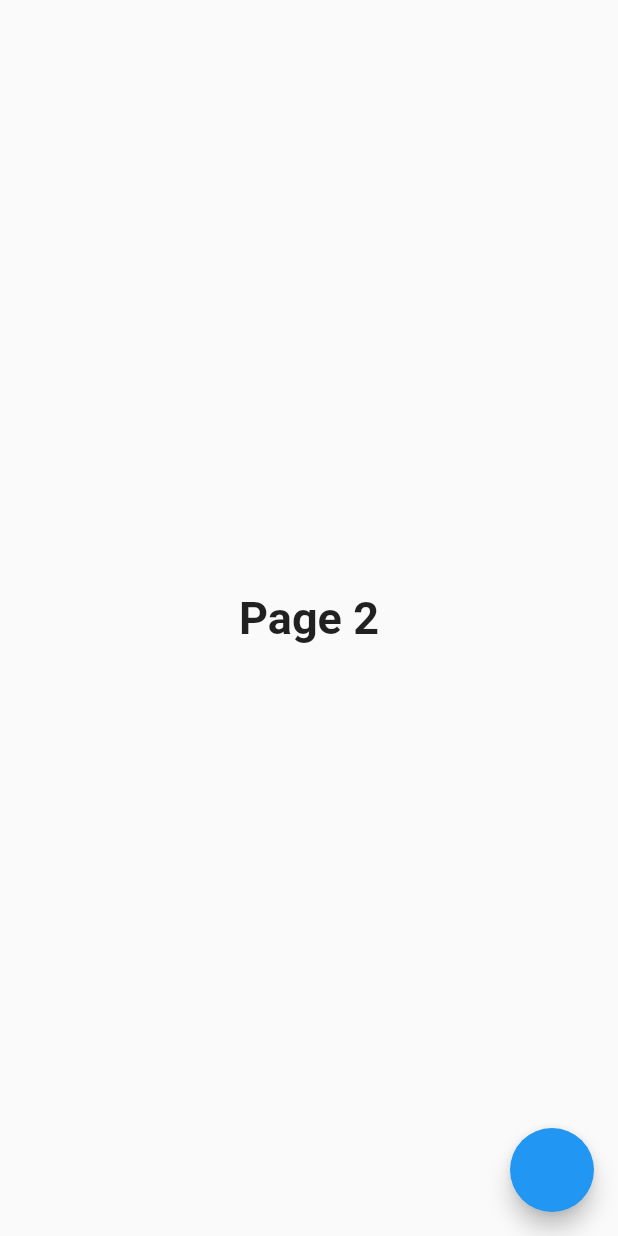
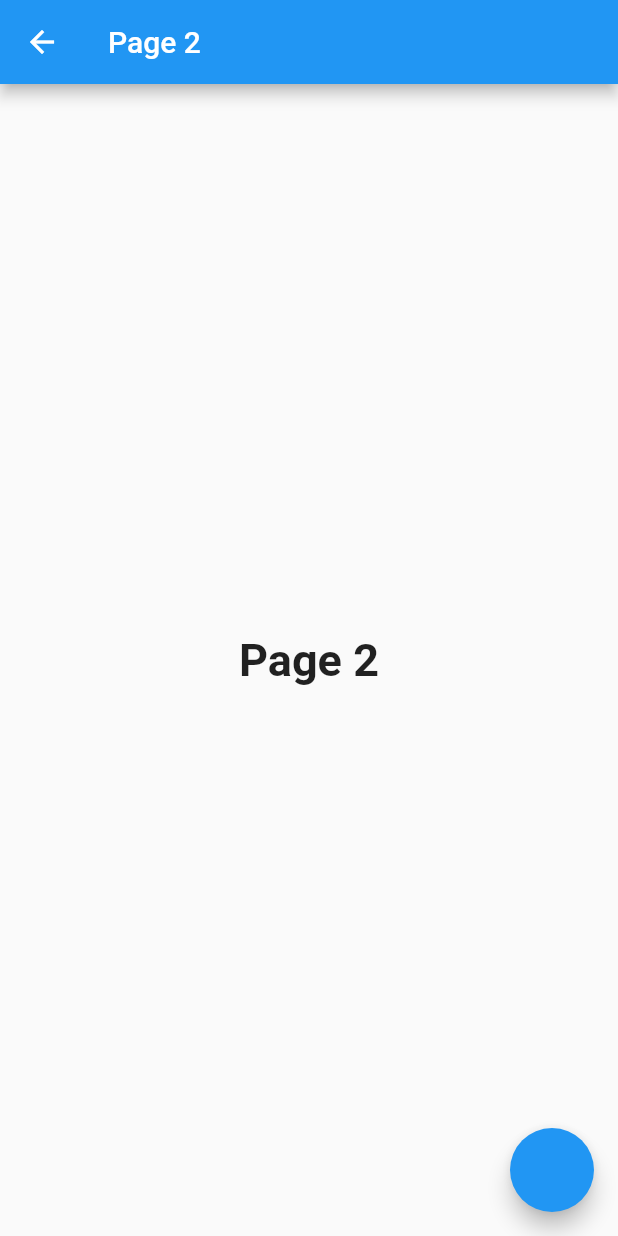
Before and after one commit to foorcun/flutter-basic-navigation, a Flutter app: the Page2 screen opened directly, on a phone screen of 412 x 824 dp. Run offline on Flutter 3.47's test engine with Material 2 defaults, Android fonts, the phone set to English and light mode, and no system bars.

Commit message:
3:17 prevent back button press on Android

```diff
--- a/lib/page2.dart
+++ b/lib/page2.dart
@@ -3,7 +3,17 @@ import 'package:flutter/material.dart';
 class Page2 extends StatelessWidget {
   @override
   Widget build(BuildContext context) {
-    return Scaffold(
+    return WillPopScope(
+      onWillPop: () => Future.value(false),
+      child: Scaffold(
+        appBar: AppBar(
+          leading: IconButton(
+              icon: Icon(Icons.arrow_back),
+              onPressed: () {
+                Navigator.pop(context, true);
+              }),
+          title: Text("Page 2"),
+        ),
         floatingActionButton: FloatingActionButton(
           onPressed: () {
             Navigator.pop(context, true);
@@ -15,6 +25,7 @@ class Page2 extends StatelessWidget {
                 style: TextStyle(fontSize: 30.0, fontWeight: FontWeight.bold)),
           ),
         ),
+      ),
     );
   }
 }
```
Lines whose indentation alone changed are shown as unchanged.
